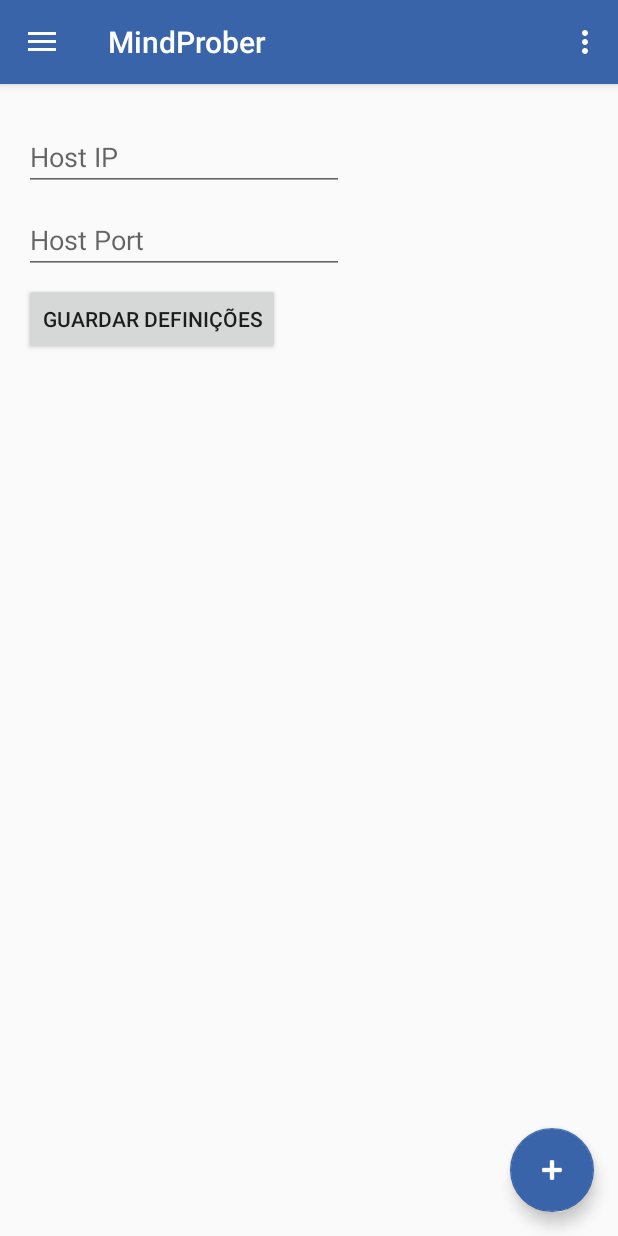
After one commit to FsFilipe/MindProber, an Android app: the fragment Definicoes placed in its activity, on a phone screen of 412 x 824 dp. The commit adds this screen. Run offline under Robolectric (Android 15) with nearby library versions, the phone set to English and light mode, and no system bars; libraries missing offline, so code that uses them is left out: io.socket.

Commit message:
Adicionado o fragmento das definições.

```diff
--- a/app/src/main/java/mindprobe/mindprobe/Bluetooth.java
+++ b/app/src/main/java/mindprobe/mindprobe/Bluetooth.java
@@ -53,7 +53,8 @@
     public Bluetooth(Context c, Activity a) {
         this.act = a;
         this.context=c;
-        this.host = "http://51.254.122.238:8080/";
+        this.host = "http://192.168.1.111:3701/";
+        //this.host2 = "http://192.168.1.111:3702/";
         this.mHandler = new Handler();
         this.handlertest = new Handler();
         this.SCAN_PERIOD = 120000;
--- /dev/null
+++ b/app/src/main/java/mindprobe/mindprobe/Definicoes.java
@@ -0,0 +1,23 @@
+package mindprobe.mindprobe;
+
+import android.os.Bundle;
+import android.support.v4.app.Fragment;
+import android.view.LayoutInflater;
+import android.view.View;
+import android.view.ViewGroup;
+
+
+public class Definicoes extends Fragment {
+
+    public Definicoes() {
+        // Required empty public constructor
+    }
+
+    @Override
+    public View onCreateView(LayoutInflater inflater, ViewGroup container,
+                             Bundle savedInstanceState) {
+        // Inflate the layout for this fragment
+        return inflater.inflate(R.layout.fragment_definicoes, container, false);
+    }
+
+}
--- a/app/src/main/java/mindprobe/mindprobe/MainActivity.java
+++ b/app/src/main/java/mindprobe/mindprobe/MainActivity.java
@@ -200,6 +200,12 @@
             fragmentTransaction.commit();
             getSupportActionBar().setTitle("MindProber");
             item.setChecked(true);
+        } else if (id == R.id.nav_settings) {
+            fragmentTransaction = getSupportFragmentManager().beginTransaction();
+            fragmentTransaction.replace(R.id.main_container,new Definicoes());
+            fragmentTransaction.commit();
+            getSupportActionBar().setTitle("Definições");
+            item.setChecked(true);
         }
 
         DrawerLayout drawer = (DrawerLayout) findViewById(R.id.drawer_layout);
--- /dev/null
+++ b/app/src/main/res/layout/fragment_definicoes.xml
@@ -0,0 +1,49 @@
+<FrameLayout xmlns:android="http://schemas.android.com/apk/res/android"
+    xmlns:tools="http://schemas.android.com/tools"
+    android:layout_width="match_parent"
+    android:layout_height="match_parent"
+    tools:context="mindprobe.mindprobe.Definicoes">
+
+    <!-- TODO: Update blank fragment layout -->
+
+    <LinearLayout
+        android:orientation="vertical"
+        android:layout_width="match_parent"
+        android:layout_height="match_parent">
+
+        <Space
+            android:layout_width="match_parent"
+            android:layout_height="10dp" />
+
+        <EditText
+            android:layout_width="wrap_content"
+            android:layout_height="wrap_content"
+            android:inputType="number"
+            android:hint="Host IP"
+            android:ems="10"
+            android:id="@+id/editText2" />
+
+        <Space
+            android:layout_width="match_parent"
+            android:layout_height="10dp" />
+
+        <EditText
+            android:layout_width="wrap_content"
+            android:layout_height="wrap_content"
+            android:inputType="numberDecimal"
+            android:hint="Host Port"
+            android:ems="10"
+            android:id="@+id/editText" />
+
+        <Space
+            android:layout_width="match_parent"
+            android:layout_height="6dp" />
+
+        <Button
+            android:layout_width="wrap_content"
+            android:layout_height="wrap_content"
+            android:text="Guardar Definições"
+            android:id="@+id/button_settings" />
+
+    </LinearLayout>
+</FrameLayout>
--- a/app/src/main/res/menu/activity_main_drawer.xml
+++ b/app/src/main/res/menu/activity_main_drawer.xml
@@ -23,6 +23,10 @@
             android:icon="@drawable/ic_swap_calls_black_24dp"
             android:visible="false"
             android:title="Sinais" />
+        <item
+            android:id="@+id/nav_settings"
+            android:icon="@drawable/ic_swap_calls_black_24dp"
+            android:title="Definições" />
     </group>
 
 </menu>
```
Also changed, not shown: 1 other file.
